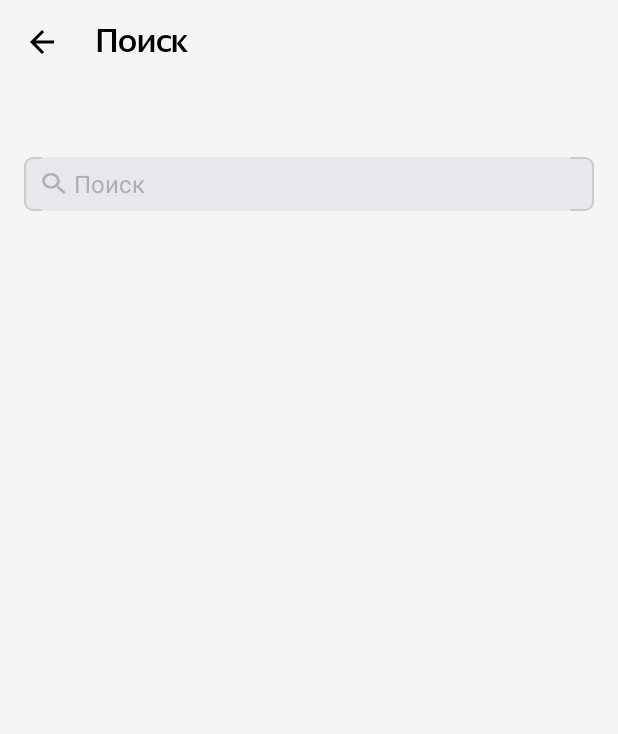
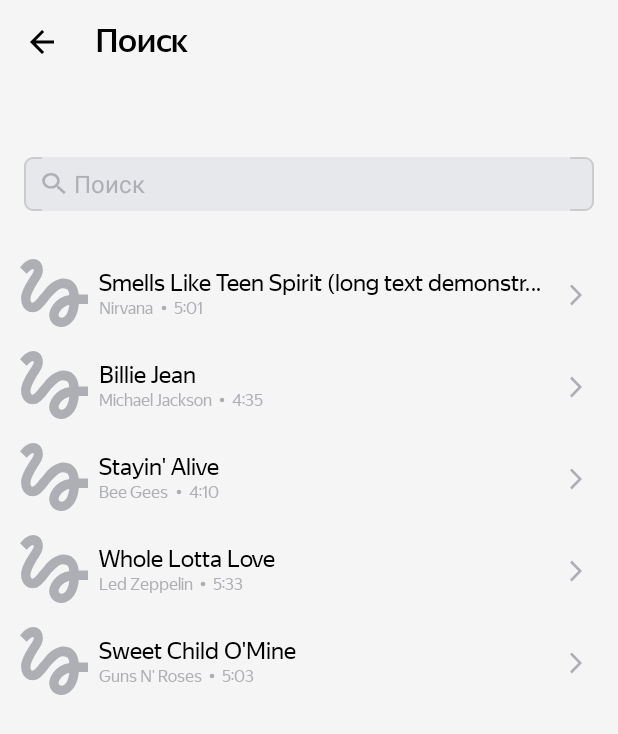
Before and after one commit to IsaevMilan/Playlist_Maker, an Android app: the SearchActivity screen opened directly, with no data from a screen before it, on a phone screen of 412 x 824 dp. Shown: the top 734 px of the screen. Run offline under Robolectric (Android 15) with nearby library versions, the phone set to English and light mode, and no system bars; pictures from the network do not load.

Commit message:
commit 5.1 final Домашка спринт 10.

```diff
--- a/app/build.gradle
+++ b/app/build.gradle
@@ -10,7 +10,7 @@ android {
     defaultConfig {
         applicationId "com.example.myplaylistmaker"
         minSdk 21
-        targetSdk 32
+        targetSdk 33
         versionCode 1
         versionName "1.0"
 
@@ -46,4 +46,7 @@ dependencies {
     testImplementation 'junit:junit:4.13.2'
     androidTestImplementation 'androidx.test.ext:junit:1.1.5'
     androidTestImplementation 'androidx.test.espresso:espresso-core:3.5.1'
+    implementation 'com.google.android.material:material:1.6.1'
+    implementation 'com.github.bumptech.glide:glide:4.14.2'
+    annotationProcessor 'com.github.bumptech.glide:compiler:4.14.2'
 }
--- a/app/src/main/AndroidManifest.xml
+++ b/app/src/main/AndroidManifest.xml
@@ -2,6 +2,7 @@
 <manifest
     xmlns:android="http://schemas.android.com/apk/res/android"
     xmlns:tools="http://schemas.android.com/tools" >
+    <uses-permission android:name="android.permission.INTERNET"/>
 
     <application
         android:allowBackup="true"
@@ -35,7 +36,7 @@
                 android:value="" />
         </activity>
         <activity
-            android:name=".MessageActivity"
+            android:name=".Track"
             android:exported="false">
             <meta-data
                 android:name="android.app.lib_name"
--- a/app/src/main/java/com/example/myplaylistmaker/MediaActivity.kt
+++ b/app/src/main/java/com/example/myplaylistmaker/MediaActivity.kt
@@ -1,21 +1,23 @@
 package com.example.myplaylistmaker
 
-import android.annotation.SuppressLint
-import android.content.Intent
+import android.os.Bundle
+import android.widget.ImageView
 import androidx.appcompat.app.AppCompatActivity
-import android.os.Bundle
-import android.widget.Button
-import android.widget.ImageView
+
 
 class MediaActivity : AppCompatActivity() {
-    @SuppressLint("MissingInflatedId")
+
+
     override fun onCreate(savedInstanceState: Bundle?) {
         super.onCreate(savedInstanceState)
         setContentView(R.layout.activity_media)
 
-        val backMbutton = findViewById<ImageView>(R.id.arrowBack2)
+        val backButt = findViewById<ImageView>(R.id.arrowBack2)
 
-        backMbutton.setOnClickListener { onBackPressed()
+        backButt.setOnClickListener {
+            onBackPressed()
         }
-        }
+
+
     }
+}
--- /dev/null
+++ b/app/src/main/java/com/example/myplaylistmaker/MediaAdapter.kt
@@ -0,0 +1,25 @@
+package com.example.myplaylistmaker
+
+
+import android.view.LayoutInflater
+import android.view.ViewGroup
+import androidx.recyclerview.widget.RecyclerView
+
+class MediaAdapter(
+    private val track: List<Track>
+) : RecyclerView.Adapter<MediaViewHolder> () {
+
+    override fun onCreateViewHolder(parent: ViewGroup, viewType: Int): MediaViewHolder {
+        val view = LayoutInflater.from(parent.context).inflate(R.layout.track_item, parent, false)
+        return MediaViewHolder(view)
+    }
+
+    override fun onBindViewHolder(holder: MediaViewHolder, position: Int) {
+        holder.bind(track[position])
+    }
+
+    override fun getItemCount(): Int {
+        return track.size
+    }
+
+}
--- /dev/null
+++ b/app/src/main/java/com/example/myplaylistmaker/MediaViewHolder.kt
@@ -0,0 +1,33 @@
+package com.example.myplaylistmaker
+
+import android.view.View
+import android.widget.ImageView
+import android.widget.TextView
+import androidx.recyclerview.widget.RecyclerView
+import com.bumptech.glide.Glide
+import com.bumptech.glide.load.resource.bitmap.RoundedCorners
+
+
+class MediaViewHolder(itemView: View): RecyclerView.ViewHolder(itemView) {
+
+
+    private val trackImage: ImageView = itemView.findViewById(R.id.trackImage)
+    private val trackName: TextView = itemView.findViewById(R.id.trackName)
+    private val trackAuthor: TextView = itemView.findViewById(R.id.trackAuthor)
+    private val tracklength: TextView = itemView.findViewById(R.id.track_time)
+
+    fun bind(item: Track) {
+        trackName.text = item.trackName
+        trackAuthor.text = item.artistName
+        tracklength.text = item.trackTime
+        Glide.with(itemView)
+            .load(item.artworkUrl100)
+            .placeholder(R.drawable.placeholder)
+            .centerCrop()
+            .transform(RoundedCorners(10))
+            .into(trackImage)
+
+        }
+
+
+    }
--- a/app/src/main/java/com/example/myplaylistmaker/MessageActivity.kt
+++ /dev/null
@@ -1,11 +0,0 @@
-package com.example.myplaylistmaker
-
-import androidx.appcompat.app.AppCompatActivity
-import android.os.Bundle
-
-class MessageActivity : AppCompatActivity() {
-    override fun onCreate(savedInstanceState: Bundle?) {
-        super.onCreate(savedInstanceState)
-        setContentView(R.layout.activity_message)
-    }
-}
--- a/app/src/main/java/com/example/myplaylistmaker/SearchActivity.kt
+++ b/app/src/main/java/com/example/myplaylistmaker/SearchActivity.kt
@@ -2,18 +2,15 @@ package com.example.myplaylistmaker
 
 import android.annotation.SuppressLint
 import android.content.Context
-import android.content.Intent
 import androidx.appcompat.app.AppCompatActivity
 import android.os.Bundle
 import android.text.Editable
 import android.text.TextWatcher
 import android.view.View
 import android.view.inputmethod.InputMethodManager
-import android.widget.Button
 import android.widget.EditText
 import android.widget.ImageView
-import android.widget.LinearLayout
-import com.google.android.material.textfield.TextInputEditText
+import androidx.recyclerview.widget.RecyclerView
 
 class SearchActivity : AppCompatActivity() {
     @SuppressLint("MissingInflatedId")
@@ -45,15 +42,12 @@ class SearchActivity : AppCompatActivity() {
         }
 
 
-
-
         clearButton.setOnClickListener {
             inputEditText.setText("")
             val keyboard = getSystemService(Context.INPUT_METHOD_SERVICE) as InputMethodManager
             keyboard.hideSoftInputFromWindow(inputEditText.windowToken, 0) // скрыть клавиатуру
             inputEditText.clearFocus()
         }
-
 
     val simpleTextWatcher = object : TextWatcher {
         override fun beforeTextChanged(s: CharSequence?, start: Int, count: Int, after: Int) {
@@ -68,21 +62,24 @@ class SearchActivity : AppCompatActivity() {
             }
 
         }
-
         override fun afterTextChanged(s: Editable?) {
 
         }
     }
     inputEditText.addTextChangedListener(simpleTextWatcher)
 
+        val mediaAdapter = MediaAdapter(
+            listOf(
+                Track("Smells Like Teen Spirit (long text demonstration)", "Nirvana", "5:01", "https://is5-ssl.mzstatic.com/image/thumb/Music115/v4/7b/58/c2/7b58c21a-2b51-2bb2-e59a-9bb9b96ad8c3/00602567924166.rgb.jpg/100x100bb.jpg"),
+                Track("Billie Jean", "Michael Jackson", "4:35", "https://is5-ssl.mzstatic.com/image/thumb/Music125/v4/3d/9d/38/3d9d3811-71f0-3a0e-1ada-3004e56ff852/827969428726.jpg/100x100bb.jpg"),
+                Track("Stayin' Alive", "Bee Gees", "4:10", "https://is4-ssl.mzstatic.com/image/thumb/Music115/v4/1f/80/1f/1f801fc1-8c0f-ea3e-d3e5-387c6619619e/16UMGIM86640.rgb.jpg/100x100bb.jpg"),
+                Track("Whole Lotta Love", "Led Zeppelin", "5:33", "https://is2-ssl.mzstatic.com/image/thumb/Music62/v4/7e/17/e3/7e17e33f-2efa-2a36-e916-7f808576cf6b/mzm.fyigqcbs.jpg/100x100bb.jpg"),
+                Track("Sweet Child O'Mine", "Guns N' Roses", "5:03", "https://is5-ssl.mzstatic.com/image/thumb/Music125/v4/a0/4d/c4/a04dc484-03cc-02aa-fa82-5334fcb4bc16/18UMGIM24878.rgb.jpg/100x100bb.jpg")
+            )
+        )
 
+        val rvTrack = findViewById<RecyclerView>(R.id.rvTracks)
+        rvTrack.adapter = mediaAdapter
+    }
 
  }
-
-
-
-
-
-
-
-}
--- /dev/null
+++ b/app/src/main/java/com/example/myplaylistmaker/Track.kt
@@ -0,0 +1,8 @@
+package com.example.myplaylistmaker
+
+
+data class Track  (
+    val trackName: String,
+    val artistName: String,
+    val trackTime: String,
+    val artworkUrl100: String )
--- /dev/null
+++ b/app/src/main/res/drawable/dot.xml
@@ -0,0 +1,9 @@
+<vector xmlns:android="http://schemas.android.com/apk/res/android"
+    android:width="13dp"
+    android:height="13dp"
+    android:viewportWidth="13"
+    android:viewportHeight="13">
+  <path
+      android:pathData="M6.5,6.5m-1.5,0a1.5,1.5 0,1 1,3 0a1.5,1.5 0,1 1,-3 0"
+      android:fillColor="#AEAFB4"/>
+</vector>
--- /dev/null
+++ b/app/src/main/res/drawable/placeholder.xml
@@ -0,0 +1,9 @@
+<vector xmlns:android="http://schemas.android.com/apk/res/android"
+    android:width="104dp"
+    android:height="103dp"
+    android:viewportWidth="104"
+    android:viewportHeight="103">
+  <path
+      android:pathData="M10.02,22.28C14.03,18.22 18.04,14.55 19.82,15.3C22.68,16.44 19.82,21.2 18.1,24C16.67,26.41 1.72,46.29 1.72,60.15C1.72,67.48 4.47,73.56 9.39,77.22C13.69,80.43 19.36,81.4 24.51,79.86C30.64,78.08 35.68,71.84 42.04,63.99C48.96,55.45 58.24,44.28 65.4,44.28C74.74,44.28 74.85,50.07 75.48,54.54C53.83,58.2 44.67,75.56 44.67,85.3C44.67,95.04 52.92,103 63.05,103C72.39,103 87.62,95.38 89.91,68.06H104V53.73H89.85C89,44.28 83.61,29.67 66.78,29.67C53.89,29.67 42.84,40.62 38.48,45.94C35.16,50.13 26.69,60.15 25.37,61.53C23.94,63.24 21.48,66.34 19.01,66.34C16.44,66.34 14.89,61.58 16.95,55.34C18.96,49.09 24.97,38.95 27.55,35.17C32.01,28.64 34.99,24.17 34.99,16.38C34.99,3.95 25.6,0 20.62,0C13.06,0 6.47,5.73 5.04,7.16C2.98,9.22 1.26,10.94 0,12.49L10.02,22.28ZM63.22,89.08C61.45,89.08 58.99,87.59 58.99,84.95C58.99,81.52 63.17,72.35 75.42,69.14C73.7,84.55 67.23,89.08 63.22,89.08Z"
+      android:fillColor="#AEAFB4"/>
+</vector>
--- a/app/src/main/res/layout/activity_media.xml
+++ b/app/src/main/res/layout/activity_media.xml
@@ -4,7 +4,7 @@
     xmlns:tools="http://schemas.android.com/tools"
     android:layout_width="match_parent"
     android:layout_height="match_parent"
-    tools:context=".MessageActivity">
+    tools:context=".Track">
 
     <FrameLayout
 
--- a/app/src/main/res/layout/activity_message.xml
+++ /dev/null
@@ -1,17 +0,0 @@
-<?xml version="1.0" encoding="utf-8"?>
-<FrameLayout
-    xmlns:android="http://schemas.android.com/apk/res/android"
-    xmlns:tools="http://schemas.android.com/tools"
-    android:layout_width="match_parent"
-    android:layout_height="match_parent"
-    tools:context=".MessageActivity">
-
-    <TextView
-        android:id="@+id/message"
-        android:layout_width="match_parent"
-        android:layout_height="wrap_content"
-        android:layout_gravity="center"
-        android:gravity="center"
-        android:text="@string/GreetingMessage"/>
-
-</FrameLayout>
--- a/app/src/main/res/layout/activity_search.xml
+++ b/app/src/main/res/layout/activity_search.xml
@@ -1,6 +1,7 @@
 <?xml version="1.0" encoding="utf-8"?>
 <LinearLayout xmlns:android="http://schemas.android.com/apk/res/android"
     xmlns:tools="http://schemas.android.com/tools"
+    xmlns:app="http://schemas.android.com/apk/res-auto"
     android:id="@+id/container"
     android:layout_width="match_parent"
     android:layout_height="match_parent"
@@ -65,5 +66,15 @@
             android:visibility="gone" />
     </FrameLayout>
 
+    <androidx.recyclerview.widget.RecyclerView
+        android:id="@+id/rvTracks"
+        android:layout_width="match_parent"
+        android:layout_height="wrap_content"
+        android:layout_marginTop="24dp"
+        app:layoutManager="androidx.recyclerview.widget.LinearLayoutManager"
+        android:orientation="vertical"
+        tools:listitem="@layout/track_item"
+        tools:itemCount="5"/>
+
 
 </LinearLayout>
--- /dev/null
+++ b/app/src/main/res/layout/track_item.xml
@@ -0,0 +1,95 @@
+<androidx.constraintlayout.widget.ConstraintLayout
+    xmlns:android="http://schemas.android.com/apk/res/android"
+    xmlns:app="http://schemas.android.com/apk/res-auto"
+    xmlns:tools="http://schemas.android.com/tools"
+    android:layout_width="match_parent"
+    android:layout_height="61dp"
+    android:orientation="horizontal" >
+
+
+    <ImageView
+        android:id="@+id/trackImage"
+        android:layout_width="45dp"
+        android:layout_height="45dp"
+        android:src="@drawable/placeholder"
+        app:layout_constraintTop_toTopOf="parent"
+        app:layout_constraintStart_toStartOf="parent"
+        android:layout_marginTop="8dp"
+        android:layout_marginStart="13dp"
+        android:scaleType="centerCrop"
+        tools:ignore="MissingConstraints"
+        />
+
+    <TextView
+        android:id="@+id/trackName"
+        android:layout_width="0dp"
+        android:layout_height="wrap_content"
+        android:layout_marginStart="66dp"
+        android:layout_marginEnd="44dp"
+        android:layout_marginTop="14dp"
+        app:layout_constraintTop_toTopOf="parent"
+        app:layout_constraintStart_toStartOf="parent"
+        app:layout_constraintEnd_toEndOf="parent"
+        android:textColor="?attr/colorButtonNormal"
+        android:textSize="@dimen/settingTextSize"
+        android:fontFamily="@font/ys_display_regular"
+        tools:text="Smells Like Teen Spirit Long loooooong teeeeeext "
+        android:maxLines="1"
+        android:ellipsize="end"
+        android:singleLine="true" />
+
+    <LinearLayout
+        android:layout_width="0dp"
+        android:layout_height="wrap_content"
+        app:layout_constraintStart_toStartOf="parent"
+        app:layout_constraintTop_toTopOf="parent"
+        android:layout_marginTop="34dp"
+        android:layout_marginStart="66dp">
+
+        <TextView
+            android:id="@+id/trackAuthor"
+            android:layout_width="0dp"
+            android:layout_height="wrap_content"
+            android:layout_weight="1"
+            android:ellipsize="end"
+            android:maxLines="1"
+            android:singleLine="true"
+            android:textColor="?attr/switchStyle"
+            android:textSize="@dimen/smallTextSize"
+            android:fontFamily="@font/ys_display_regular"
+            tools:ignore="TextContrastCheck"
+            tools:text="Nirvana" />
+
+    <ImageView
+        android:id="@+id/dot"
+        android:layout_width="wrap_content"
+        android:layout_height="wrap_content"
+        android:layout_gravity="center_vertical"
+        android:src="@drawable/dot"
+        app:tint="?attr/switchStyle" />
+
+        <TextView
+            android:id="@+id/track_time"
+            android:layout_width="wrap_content"
+            android:layout_height="wrap_content"
+            android:textColor="?attr/switchStyle"
+            android:textSize="@dimen/smallTextSize"
+            android:fontFamily="@font/ys_display_regular"
+            tools:ignore="TextContrastCheck"
+            tools:text="5:01" />
+      </LinearLayout>
+
+    <ImageView
+        android:id="@+id/vector_button"
+        android:layout_width="wrap_content"
+        android:layout_height="wrap_content"
+        android:layout_marginTop="20dp"
+        android:layout_marginEnd="16dp"
+        android:src="@drawable/arrowforward"
+        android:textSize="11sp"
+        android:layout_weight="1"
+        app:layout_constraintTop_toTopOf="parent"
+        app:layout_constraintEnd_toEndOf="parent"
+        app:tint="?attr/switchStyle"
+        tools:ignore="MissingConstraints" />
+</androidx.constraintlayout.widget.ConstraintLayout>
--- a/app/src/main/res/values/dimens.xml
+++ b/app/src/main/res/values/dimens.xml
@@ -3,5 +3,6 @@
 
     <dimen name="textSizePlaylist">22sp</dimen>
     <dimen name="settingTextSize">16sp</dimen>
+    <dimen name="smallTextSize">11sp</dimen>
     <dimen name="iconSize">16dp</dimen>
 </resources>
```
